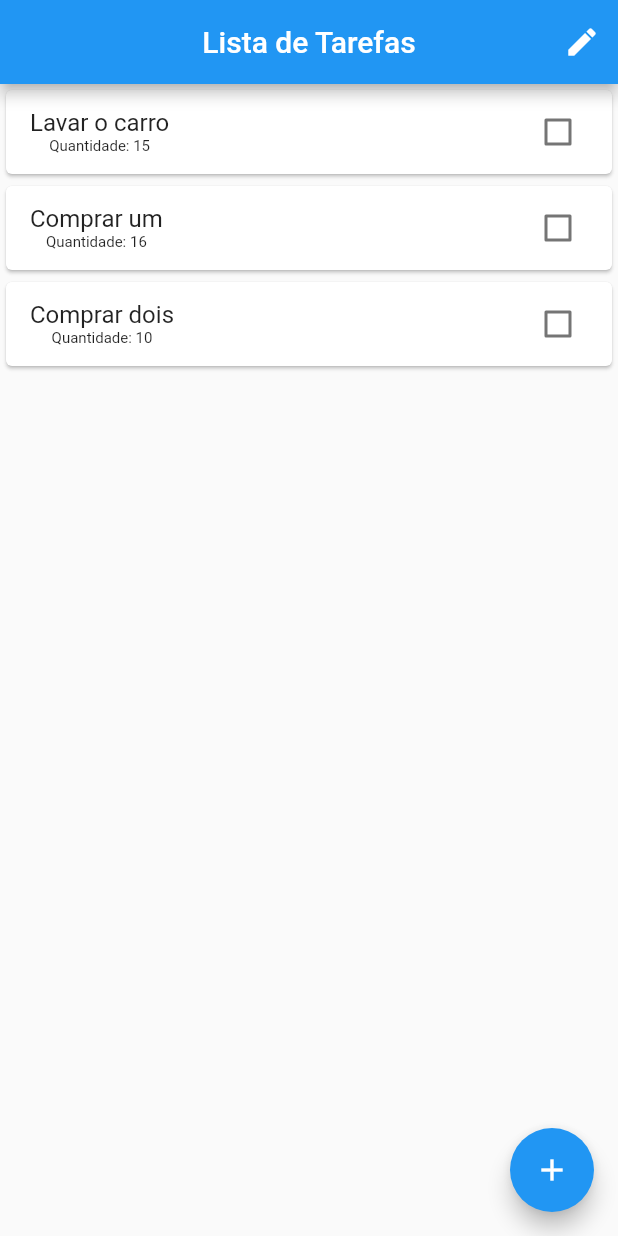
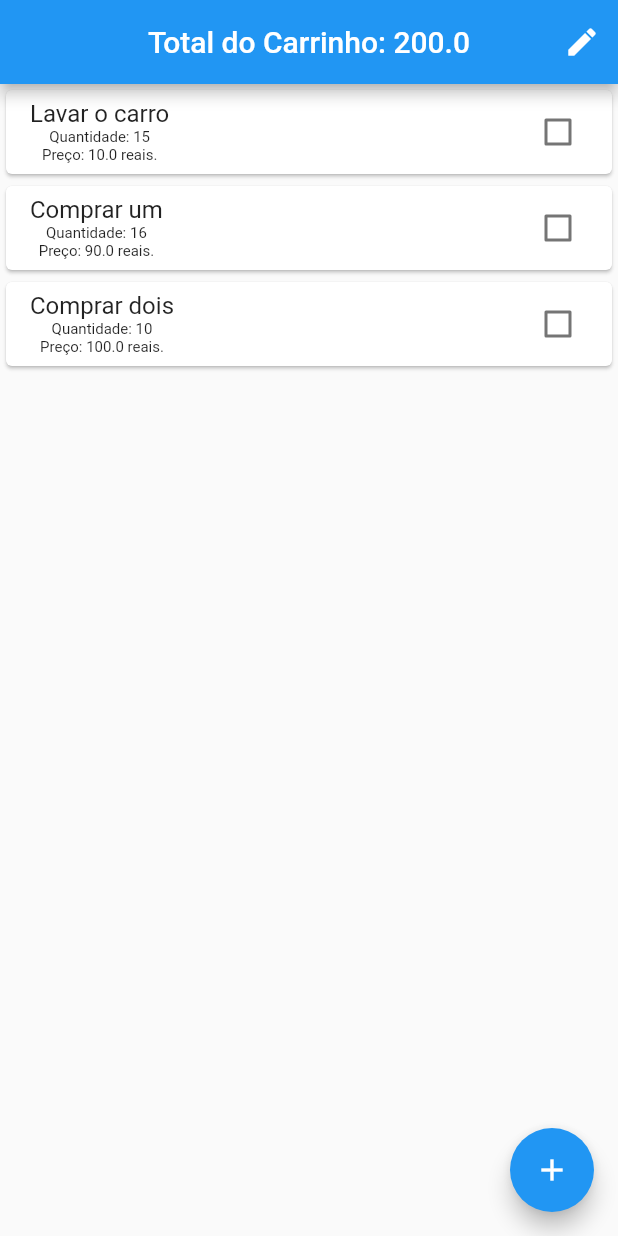
Before and after one commit to WillianLiduenha/listinha, a Flutter app: the screen it shows after launch, on a phone screen of 412 x 824 dp. Run offline on Flutter 3.47's test engine with Material 2 defaults, Android fonts, the phone set to English and light mode, and no system bars; missing offline and left inert: dart:html.

Commit message:
Correção da edição + adicionado valor dos itens e valor do carrinho.

```diff
--- a/lib/models/tarefa.model.dart
+++ b/lib/models/tarefa.model.dart
@@ -3,6 +3,7 @@ class Tarefa {
   String id;
   String texto;
   int qtd;
+  double valor;
   bool finalizada;
   bool ativo;
   // Contrutor:
@@ -10,6 +11,7 @@ class Tarefa {
       {this.id,
       this.texto,
       this.qtd,
+      this.valor,
       this.finalizada = false,
       this.ativo = true});
 }
--- a/lib/repositories/tarefa.repository.dart
+++ b/lib/repositories/tarefa.repository.dart
@@ -7,9 +7,20 @@ class TarefaRepository {
 
   TarefaRepository() {
     if (tarefas.isEmpty) {
-      tarefas.add(Tarefa(id: "1", texto: "Lavar o carro", qtd: 15, finalizada: false));
-      tarefas.add(Tarefa(id: "2", texto: "Comprar um", qtd: 16, finalizada: false));
-      tarefas.add(Tarefa(id: "3", texto: "Comprar dois", qtd: 10, finalizada: false));
+      tarefas.add(Tarefa(
+          id: "1",
+          texto: "Lavar o carro",
+          qtd: 15,
+          valor: 10,
+          finalizada: false));
+      tarefas.add(Tarefa(
+          id: "2", texto: "Comprar um", qtd: 16, valor: 90, finalizada: false));
+      tarefas.add(Tarefa(
+          id: "3",
+          texto: "Comprar dois",
+          qtd: 10,
+          valor: 100,
+          finalizada: false));
     }
   }
 
@@ -29,5 +40,7 @@ class TarefaRepository {
   void update(Tarefa newTarefa, Tarefa oldTarefa) {
     final tarefa = tarefas.singleWhere((t) => t.texto == oldTarefa.texto);
     tarefa.texto = newTarefa.texto;
+    tarefa.qtd = newTarefa.qtd;
+    tarefa.valor = newTarefa.valor;
   }
 }
--- a/lib/views/lista.page.dart
+++ b/lib/views/lista.page.dart
@@ -66,6 +66,14 @@ class _ListaPageState extends State<ListaPage> {
     }
   }
 
+  double total(List<Tarefa> tarefas) {
+    double totalzin = 0;
+    tarefas.forEach((element) {
+      totalzin += element.valor;
+    });
+    return totalzin;
+  }
+
   bool canEdit = false;
 
   void ordenar(List<Tarefa> tarefa) {
@@ -89,7 +97,7 @@ class _ListaPageState extends State<ListaPage> {
   Widget build(BuildContext context) {
     return Scaffold(
       appBar: AppBar(
-        title: Text("Lista de Tarefas"),
+        title: Text("Total do Carrinho: " + total(tarefas).toString()),
         centerTitle: true,
         actions: [
           IconButton(
@@ -157,6 +165,8 @@ class _ListaPageState extends State<ListaPage> {
                                 : TextDecoration.none,
                           ),
                         ),
+                        Column(
+                          children: [
                             Text(
                               "Quantidade: " + tarefas[indice].qtd.toString(),
                               style: TextStyle(
@@ -165,6 +175,19 @@ class _ListaPageState extends State<ListaPage> {
                                     ? TextDecoration.lineThrough
                                     : TextDecoration.none,
                               ),
+                            ),
+                            Text(
+                              "Preço: " +
+                                  tarefas[indice].valor.toString() +
+                                  " reais.",
+                              style: TextStyle(
+                                fontSize: 10,
+                                decoration: tarefas[indice].finalizada
+                                    ? TextDecoration.lineThrough
+                                    : TextDecoration.none,
+                              ),
+                            ),
+                          ],
                         ),
                       ],
                     ),
```
Also changed, not shown: lib/views/edita.page.dart (+11 -0 lines), lib/views/nova.page.dart (+10 -0 lines). Lines whose indentation alone changed are shown as unchanged.
